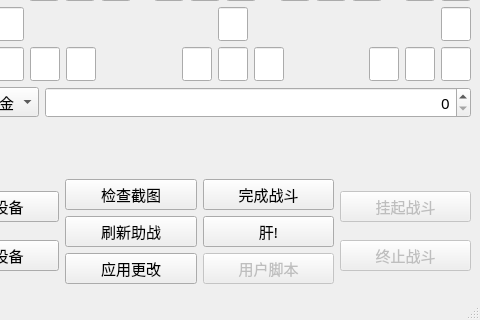
Old version of the form ui/fgoMainWindow.ui in the repository hgjazhgj/FGO-py; both pictures show x 81 to 561 and y 307 to 627 of the 561 by 627 pixel window.
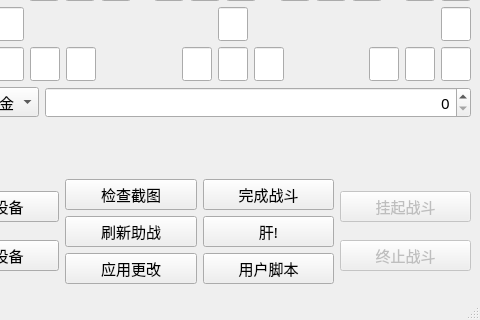
New version of the form.

Patch:
```diff
--- a/ui/fgoMainWindow.ui
+++ b/ui/fgoMainWindow.ui
@@ -3238,9 +3238,6 @@
         </item>
         <item>
          <widget class="QPushButton" name="BTN_USER">
-          <property name="enabled">
-           <bool>false</bool>
-          </property>
           <property name="cursor">
            <cursorShape>PointingHandCursor</cursorShape>
           </property>
```
